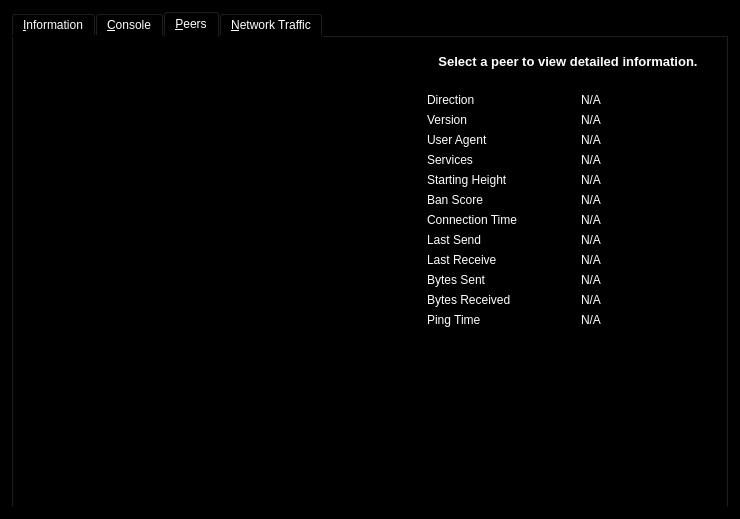
Qt form src/qt/forms/debugconsole.ui (waffle-iron/DarkSilk-Release-Candidate) before a commit.
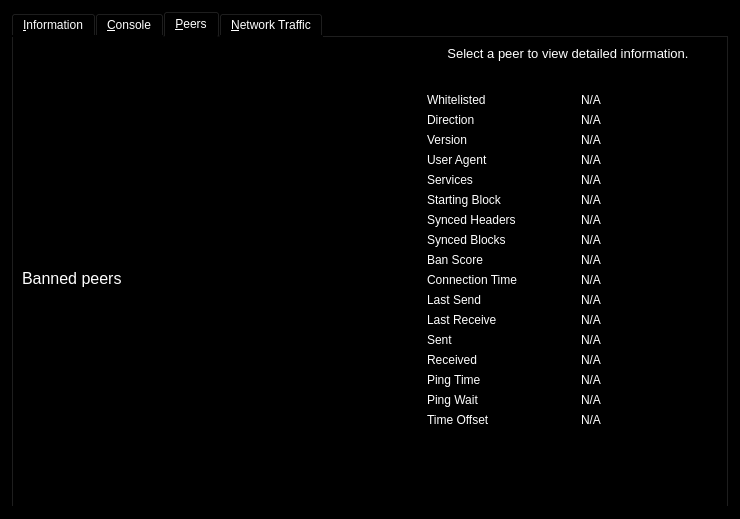
The same form after that commit. The open tabs and pages were chosen to show the change. Icons and pictures are not drawn. Custom widgets are drawn as their Qt base class.

Commit message:
Adds whitelist display and ability to ban peers to UI.
Code forked from Bitcoin v0.12.99: https://github.com/bitcoin/bitcoin

Diff of the .ui file:
```diff
--- a/src/qt/forms/debugconsole.ui
+++ b/src/qt/forms/debugconsole.ui
@@ -581,17 +581,91 @@
       </attribute>
       <layout class="QGridLayout" name="gridLayout_2">
        <item row="0" column="0" rowspan="2">
-        <widget class="QTableView" name="peerWidget">
-         <property name="horizontalScrollBarPolicy">
-          <enum>Qt::ScrollBarAsNeeded</enum>
+        <layout class="QVBoxLayout" name="verticalLayout_101">
+         <property name="spacing">
+          <number>0</number>
          </property>
-         <property name="sortingEnabled">
-          <bool>true</bool>
-         </property>
-         <attribute name="horizontalHeaderHighlightSections">
-          <bool>false</bool>
-         </attribute>
-        </widget>
+         <item>
+          <widget class="QTableView" name="peerWidget">
+           <property name="horizontalScrollBarPolicy">
+            <enum>Qt::ScrollBarAsNeeded</enum>
+           </property>
+           <property name="tabKeyNavigation">
+            <bool>false</bool>
+           </property>
+           <property name="sortingEnabled">
+            <bool>true</bool>
+           </property>
+           <attribute name="horizontalHeaderHighlightSections">
+            <bool>false</bool>
+           </attribute>
+          </widget>
+         </item>
+         <item>
+          <widget class="QLabel" name="banHeading">
+           <property name="sizePolicy">
+            <sizepolicy hsizetype="Preferred" vsizetype="Minimum">
+             <horstretch>0</horstretch>
+             <verstretch>0</verstretch>
+            </sizepolicy>
+           </property>
+           <property name="minimumSize">
+            <size>
+             <width>300</width>
+             <height>32</height>
+            </size>
+           </property>
+           <property name="maximumSize">
+            <size>
+             <width>16777215</width>
+             <height>32</height>
+            </size>
+           </property>
+           <property name="font">
+            <font>
+             <pointsize>12</pointsize>
+            </font>
+           </property>
+           <property name="cursor">
+            <cursorShape>IBeamCursor</cursorShape>
+           </property>
+           <property name="text">
+            <string>Banned peers</string>
+           </property>
+           <property name="alignment">
+            <set>Qt::AlignBottom|Qt::AlignLeading|Qt::AlignLeft</set>
+           </property>
+           <property name="wordWrap">
+            <bool>true</bool>
+           </property>
+           <property name="textInteractionFlags">
+            <set>Qt::NoTextInteraction</set>
+           </property>
+          </widget>
+         </item>
+         <item>
+          <widget class="QTableView" name="banlistWidget">
+           <property name="sizePolicy">
+            <sizepolicy hsizetype="Expanding" vsizetype="Expanding">
+             <horstretch>0</horstretch>
+             <verstretch>0</verstretch>
+            </sizepolicy>
+           </property>
+           <property name="horizontalScrollBarPolicy">
+            <enum>Qt::ScrollBarAsNeeded</enum>
+           </property>
+           <property name="tabKeyNavigation">
+            <bool>false</bool>
+           </property>
+           <property name="sortingEnabled">
+            <bool>true</bool>
+           </property>
+           <attribute name="horizontalHeaderHighlightSections">
+            <bool>false</bool>
+           </attribute>
+          </widget>
+         </item>
+        </layout>
        </item>
        <item row="0" column="1">
         <widget class="QLabel" name="peerHeading">
@@ -610,8 +684,6 @@
          <property name="font">
           <font>
            <pointsize>10</pointsize>
-           <weight>75</weight>
-           <bold>true</bold>
           </font>
          </property>
          <property name="cursor">
@@ -621,7 +693,7 @@
           <string>Select a peer to view detailed information.</string>
          </property>
          <property name="alignment">
-          <set>Qt::AlignCenter</set>
+          <set>Qt::AlignHCenter|Qt::AlignTop</set>
          </property>
          <property name="wordWrap">
           <bool>true</bool>
@@ -641,13 +713,36 @@
          </property>
          <layout class="QGridLayout" name="gridLayout_3">
           <item row="0" column="0">
+           <widget class="QLabel" name="label_30">
+            <property name="text">
+             <string>Whitelisted</string>
+            </property>
+           </widget>
+          </item>
+          <item row="0" column="2">
+           <widget class="QLabel" name="peerWhitelisted">
+            <property name="cursor">
+             <cursorShape>IBeamCursor</cursorShape>
+            </property>
+            <property name="text">
+             <string>N/A</string>
+            </property>
+            <property name="textFormat">
+             <enum>Qt::PlainText</enum>
+            </property>
+            <property name="textInteractionFlags">
+             <set>Qt::LinksAccessibleByMouse|Qt::TextSelectableByKeyboard|Qt::TextSelectableByMouse</set>
+            </property>
+           </widget>
+          </item>
+          <item row="1" column="0">
            <widget class="QLabel" name="label_23">
             <property name="text">
              <string>Direction</string>
             </property>
            </widget>
           </item>
-          <item row="0" column="2">
+          <item row="1" column="2">
            <widget class="QLabel" name="peerDirection">
             <property name="cursor">
              <cursorShape>IBeamCursor</cursorShape>
@@ -663,14 +758,14 @@
             </property>
            </widget>
           </item>
-          <item row="1" column="0">
+          <item row="2" column="0">
            <widget class="QLabel" name="label_21">
             <property name="text">
              <string>Version</string>
             </property>
            </widget>
           </item>
-          <item row="1" column="2">
+          <item row="2" column="2">
            <widget class="QLabel" name="peerVersion">
             <property name="cursor">
              <cursorShape>IBeamCursor</cursorShape>
@@ -686,14 +781,14 @@
             </property>
            </widget>
           </item>
-          <item row="2" column="0">
+          <item row="3" column="0">
            <widget class="QLabel" name="label_28">
             <property name="text">
              <string>User Agent</string>
             </property>
            </widget>
           </item>
-          <item row="2" column="2">
+          <item row="3" column="2">
            <widget class="QLabel" name="peerSubversion">
             <property name="cursor">
              <cursorShape>IBeamCursor</cursorShape>
@@ -709,14 +804,14 @@
             </property>
            </widget>
           </item>
-          <item row="3" column="0">
+          <item row="4" column="0">
            <widget class="QLabel" name="label_4">
             <property name="text">
              <string>Services</string>
             </property>
            </widget>
           </item>
-          <item row="3" column="2">
+          <item row="4" column="2">
            <widget class="QLabel" name="peerServices">
             <property name="cursor">
              <cursorShape>IBeamCursor</cursorShape>
@@ -735,7 +830,7 @@
           <item row="5" column="0">
            <widget class="QLabel" name="label_29">
             <property name="text">
-             <string>Starting Height</string>
+             <string>Starting Block</string>
             </property>
            </widget>
           </item>
@@ -756,13 +851,59 @@
            </widget>
           </item>
           <item row="6" column="0">
+           <widget class="QLabel" name="label_27">
+            <property name="text">
+             <string>Synced Headers</string>
+            </property>
+           </widget>
+          </item>
+          <item row="6" column="2">
+           <widget class="QLabel" name="peerSyncHeight">
+            <property name="cursor">
+             <cursorShape>IBeamCursor</cursorShape>
+            </property>
+            <property name="text">
+             <string>N/A</string>
+            </property>
+            <property name="textFormat">
+             <enum>Qt::PlainText</enum>
+            </property>
+            <property name="textInteractionFlags">
+             <set>Qt::LinksAccessibleByMouse|Qt::TextSelectableByKeyboard|Qt::TextSelectableByMouse</set>
+            </property>
+           </widget>
+          </item>
+          <item row="7" column="0">
+           <widget class="QLabel" name="label_25">
+            <property name="text">
+             <string>Synced Blocks</string>
+            </property>
+           </widget>
+          </item>
+          <item row="7" column="2">
+           <widget class="QLabel" name="peerCommonHeight">
+            <property name="cursor">
+             <cursorShape>IBeamCursor</cursorShape>
+            </property>
+            <property name="text">
+             <string>N/A</string>
+            </property>
+            <property name="textFormat">
+             <enum>Qt::PlainText</enum>
+            </property>
+            <property name="textInteractionFlags">
+             <set>Qt::LinksAccessibleByMouse|Qt::TextSelectableByKeyboard|Qt::TextSelectableByMouse</set>
+            </property>
+           </widget>
+          </item>
+          <item row="8" column="0">
            <widget class="QLabel" name="label_24">
             <property name="text">
              <string>Ban Score</string>
             </property>
            </widget>
           </item>
-          <item row="6" column="2">
+          <item row="8" column="2">
            <widget class="QLabel" name="peerBanScore">
             <property name="cursor">
              <cursorShape>IBeamCursor</cursorShape>
@@ -778,14 +919,14 @@
             </property>
            </widget>
           </item>
-          <item row="7" column="0">
+          <item row="9" column="0">
            <widget class="QLabel" name="label_22">
             <property name="text">
              <string>Connection Time</string>
             </property>
            </widget>
           </item>
-          <item row="7" column="2">
+          <item row="9" column="2">
            <widget class="QLabel" name="peerConnTime">
             <property name="cursor">
              <cursorShape>IBeamCursor</cursorShape>
@@ -801,14 +942,14 @@
             </property>
            </widget>
           </item>
-          <item row="8" column="0">
+          <item row="10" column="0">
            <widget class="QLabel" name="label_15">
             <property name="text">
              <string>Last Send</string>
             </property>
            </widget>
           </item>
-          <item row="8" column="2">
+          <item row="10" column="2">
            <widget class="QLabel" name="peerLastSend">
             <property name="cursor">
              <cursorShape>IBeamCursor</cursorShape>
@@ -824,14 +965,14 @@
             </property>
            </widget>
           </item>
-          <item row="9" column="0">
+          <item row="11" column="0">
            <widget class="QLabel" name="label_19">
             <property name="text">
              <string>Last Receive</string>
             </property>
            </widget>
           </item>
-          <item row="9" column="2">
+          <item row="11" column="2">
            <widget class="QLabel" name="peerLastRecv">
             <property name="cursor">
              <cursorShape>IBeamCursor</cursorShape>
@@ -847,14 +988,14 @@
             </property>
            </widget>
           </item>
-          <item row="10" column="0">
+          <item row="12" column="0">
            <widget class="QLabel" name="label_18">
             <property name="text">
-             <string>Bytes Sent</string>
+             <string>Sent</string>
             </property>
            </widget>
           </item>
-          <item row="10" column="2">
+          <item row="12" column="2">
            <widget class="QLabel" name="peerBytesSent">
             <property name="cursor">
              <cursorShape>IBeamCursor</cursorShape>
@@ -870,14 +1011,14 @@
             </property>
            </widget>
           </item>
-          <item row="11" column="0">
+          <item row="13" column="0">
            <widget class="QLabel" name="label_20">
             <property name="text">
-             <string>Bytes Received</string>
+             <string>Received</string>
             </property>
            </widget>
           </item>
-          <item row="11" column="2">
+          <item row="13" column="2">
            <widget class="QLabel" name="peerBytesRecv">
             <property name="cursor">
              <cursorShape>IBeamCursor</cursorShape>
@@ -893,14 +1034,14 @@
             </property>
            </widget>
           </item>
-          <item row="12" column="0">
+          <item row="14" column="0">
            <widget class="QLabel" name="label_26">
             <property name="text">
              <string>Ping Time</string>
             </property>
            </widget>
           </item>
-          <item row="12" column="2">
+          <item row="14" column="2">
            <widget class="QLabel" name="peerPingTime">
             <property name="cursor">
              <cursorShape>IBeamCursor</cursorShape>
@@ -916,7 +1057,56 @@
             </property>
            </widget>
           </item>
-          <item row="13" column="1">
+          <item row="15" column="0">
+           <widget class="QLabel" name="peerPingWaitLabel">
+            <property name="toolTip">
+             <string>The duration of a currently outstanding ping.</string>
+            </property>
+            <property name="text">
+             <string>Ping Wait</string>
+            </property>
+           </widget>
+          </item>
+          <item row="15" column="2">
+           <widget class="QLabel" name="peerPingWait">
+            <property name="cursor">
+             <cursorShape>IBeamCursor</cursorShape>
+            </property>
+            <property name="text">
+             <string>N/A</string>
+            </property>
+            <property name="textFormat">
+             <enum>Qt::PlainText</enum>
+            </property>
+            <property name="textInteractionFlags">
+             <set>Qt::LinksAccessibleByMouse|Qt::TextSelectableByKeyboard|Qt::TextSelectableByMouse</set>
+            </property>
+           </widget>
+          </item>
+          <item row="16" column="0">
+           <widget class="QLabel" name="label_timeoffset">
+            <property name="text">
+             <string>Time Offset</string>
+            </property>
+           </widget>
+          </item>
+          <item row="16" column="2">
+           <widget class="QLabel" name="timeoffset">
+            <property name="cursor">
+             <cursorShape>IBeamCursor</cursorShape>
+            </property>
+            <property name="text">
+             <string>N/A</string>
+            </property>
+            <property name="textFormat">
+             <enum>Qt::PlainText</enum>
+            </property>
+            <property name="textInteractionFlags">
+             <set>Qt::LinksAccessibleByMouse|Qt::TextSelectableByKeyboard|Qt::TextSelectableByMouse</set>
+            </property>
+           </widget>
+          </item>
+          <item row="17" column="1">
            <spacer name="verticalSpacer_3">
             <property name="orientation">
              <enum>Qt::Vertical</enum>
```
The commit also changes 13 other files.
